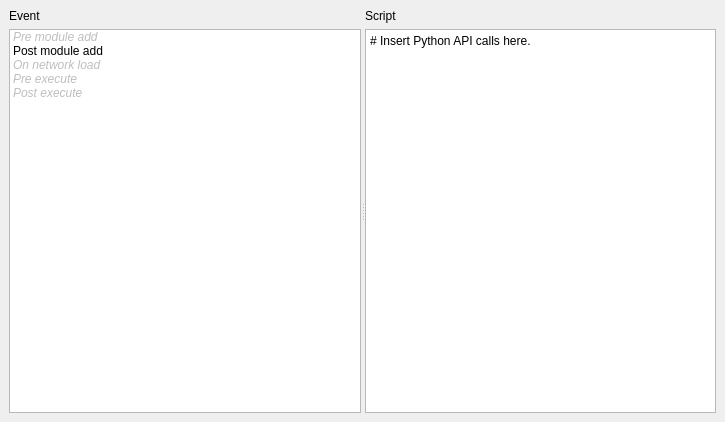
This is src/Interface/Application/TriggeredEventsWindow.ui in SCIInstitute/SCIRun as Qt 5 draws it before an edit. The edited form follows.
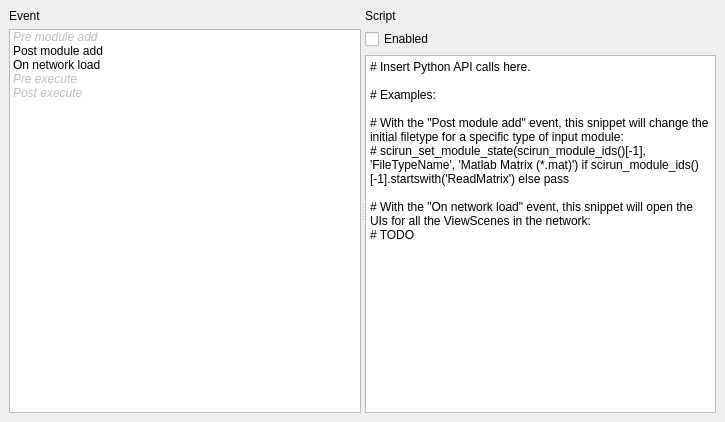
This is the edited form.

Commit message: Triggered events gui work

Patch:
```diff
--- a/src/Interface/Application/TriggeredEventsWindow.ui
+++ b/src/Interface/Application/TriggeredEventsWindow.ui
@@ -61,12 +61,9 @@
            </property>
            <property name="font">
             <font>
-             <italic>true</italic>
+             <italic>false</italic>
             </font>
            </property>
-           <property name="flags">
-            <set>ItemIsSelectable|ItemIsDragEnabled|ItemIsUserCheckable</set>
-           </property>
           </item>
           <item>
            <property name="text">
@@ -107,10 +104,25 @@
           </property>
          </widget>
         </item>
-        <item row="1" column="0">
+        <item row="2" column="0">
          <widget class="QPlainTextEdit" name="scriptPlainTextEdit_">
           <property name="plainText">
-           <string># Insert Python API calls here.</string>
+           <string># Insert Python API calls here.
+
+# Examples:
+
+# With the &quot;Post module add&quot; event, this snippet will change the initial filetype for a specific type of input module:
+# scirun_set_module_state(scirun_module_ids()[-1], 'FileTypeName', 'Matlab Matrix (*.mat)') if scirun_module_ids()[-1].startswith('ReadMatrix') else pass
+
+# With the &quot;On network load&quot; event, this snippet will open the UIs for all the ViewScenes in the network:
+# TODO</string>
+          </property>
+         </widget>
+        </item>
+        <item row="1" column="0">
+         <widget class="QCheckBox" name="enabledCheckBox_">
+          <property name="text">
+           <string>Enabled</string>
           </property>
          </widget>
         </item>
```
The commit also changes 6 other files.
